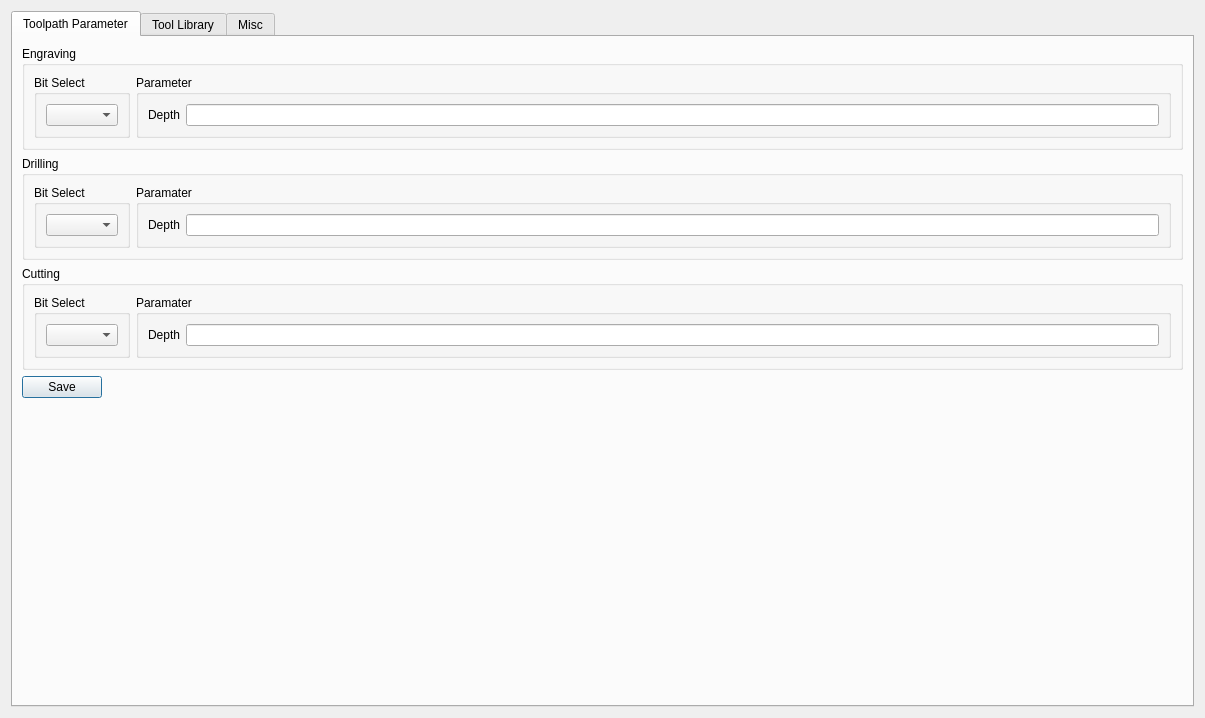
Before: the Qt Designer form res/settingwindow.ui in computergeek1507/GerberCAM, drawn with Qt 5.
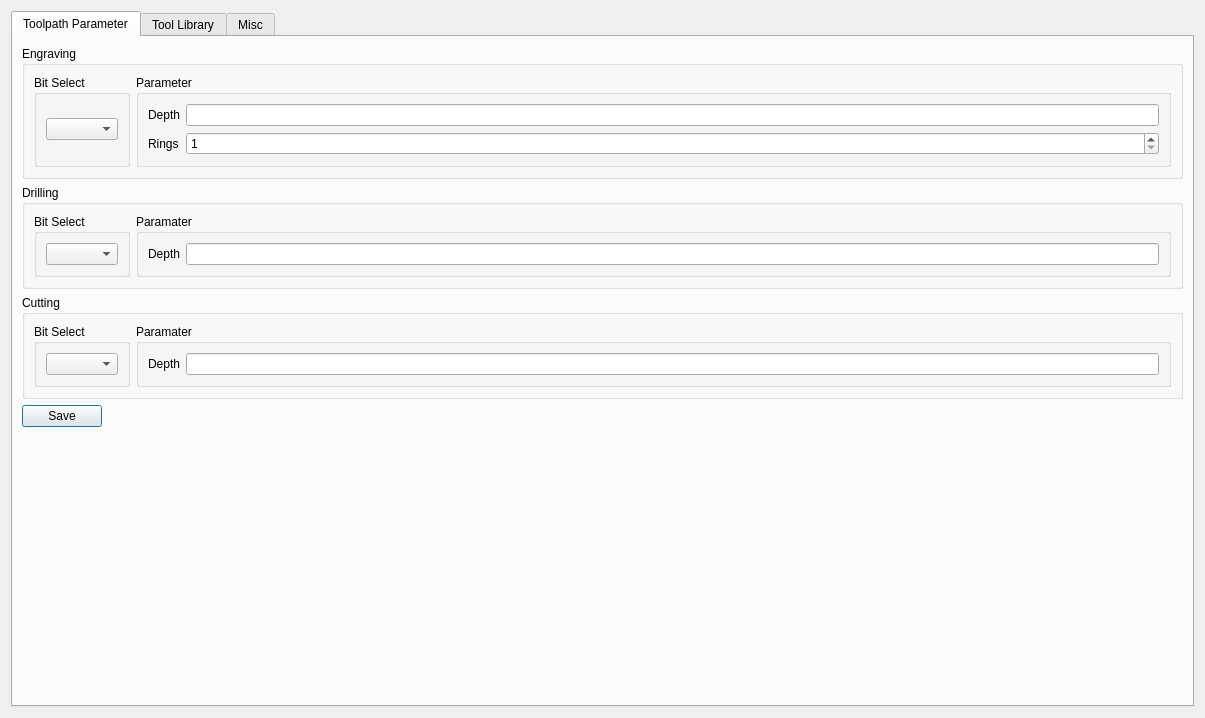
After: the same form once the commit is applied. The open tabs and pages were chosen to show the change.

Commit message: add multiple isolation rings, still need work

```diff
--- a/res/settingwindow.ui
+++ b/res/settingwindow.ui
@@ -66,6 +66,26 @@
                <item row="0" column="1">
                 <widget class="QLineEdit" name="lineEditEngravingDepth"/>
                </item>
+               <item row="1" column="0">
+                <widget class="QLabel" name="labelIsolationRings">
+                 <property name="text">
+                  <string>Rings</string>
+                 </property>
+                </widget>
+               </item>
+               <item row="1" column="1">
+                <widget class="QSpinBox" name="spinBoxIsolationRings">
+                 <property name="minimum">
+                  <number>1</number>
+                 </property>
+                 <property name="maximum">
+                  <number>20</number>
+                 </property>
+                 <property name="value">
+                  <number>1</number>
+                 </property>
+                </widget>
+               </item>
               </layout>
              </widget>
             </item>
```
The commit also changes 16 other files.
